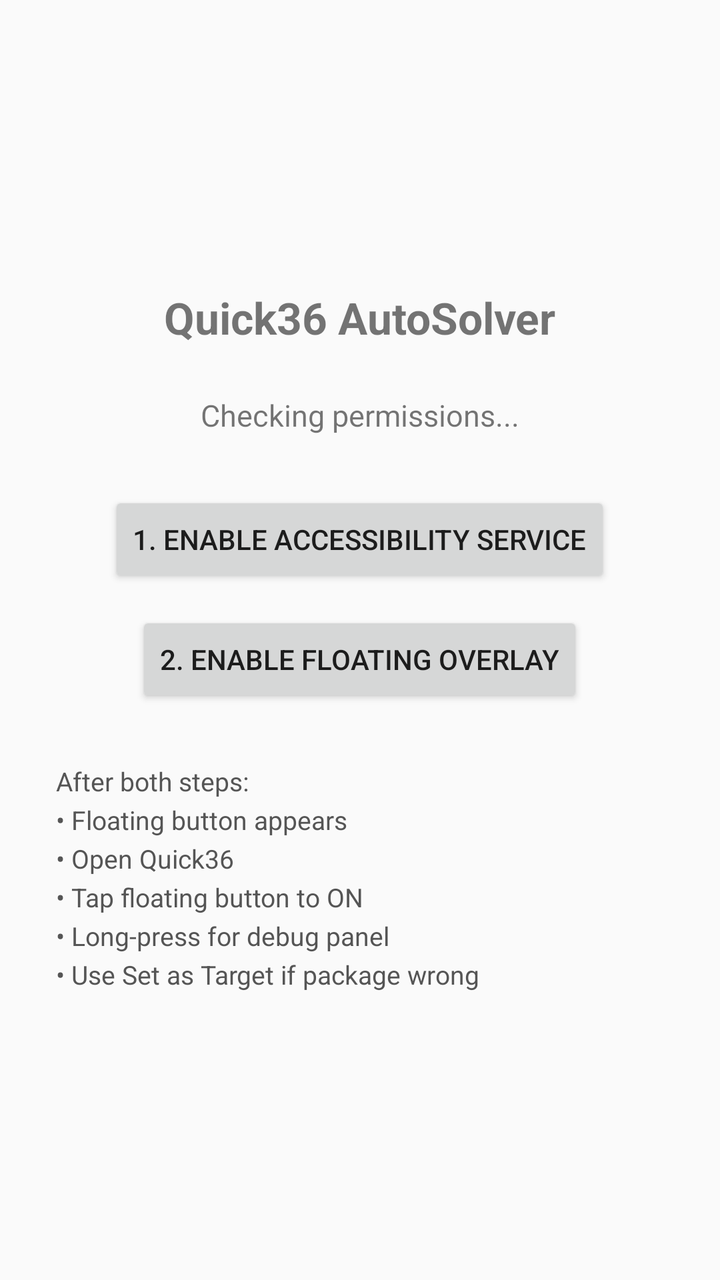
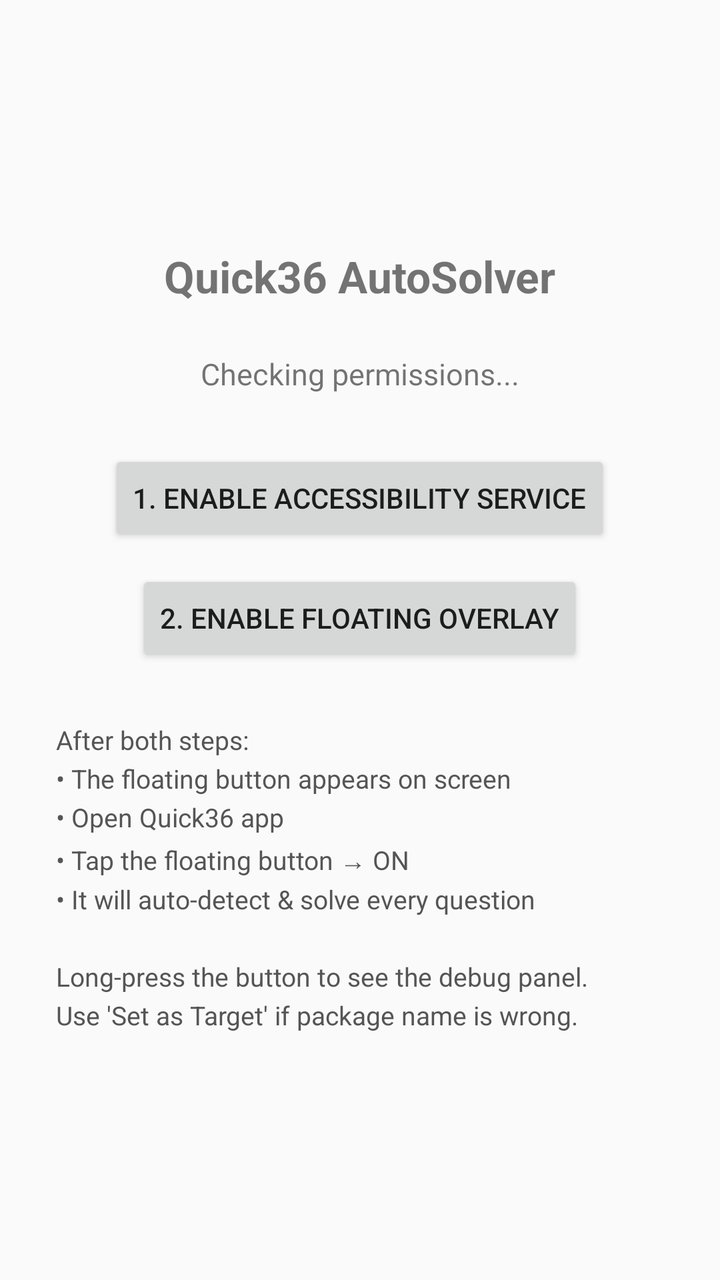

Compare the two renders of this Android layout. The source of the first and the diff that turns it into the second are given below.
<!-- AndroidManifest.xml: application theme Theme.AppCompat.Light -->
<!-- res/layout/activity_main.xml -->
<?xml version="1.0" encoding="utf-8"?>
<LinearLayout xmlns:android="http://schemas.android.com/apk/res/android"
    android:layout_width="match_parent"
    android:layout_height="match_parent"
    android:gravity="center"
    android:orientation="vertical"
    android:padding="28dp">

    <TextView
        android:layout_width="wrap_content"
        android:layout_height="wrap_content"
        android:text="Quick36 AutoSolver"
        android:textSize="22sp"
        android:textStyle="bold"
        android:layout_marginBottom="24dp" />

    <TextView
        android:id="@+id/statusText"
        android:layout_width="wrap_content"
        android:layout_height="wrap_content"
        android:textSize="15sp"
        android:lineSpacingExtra="4dp"
        android:text="Checking permissions..." />

    <Button
        android:id="@+id/openSettingsBtn"
        android:layout_width="wrap_content"
        android:layout_height="wrap_content"
        android:layout_marginTop="28dp"
        android:text="1. Enable Accessibility Service" />

    <Button
        android:id="@+id/enableOverlayBtn"
        android:layout_width="wrap_content"
        android:layout_height="wrap_content"
        android:layout_marginTop="12dp"
        android:text="2. Enable Floating Overlay" />

    <TextView
        android:layout_width="match_parent"
        android:layout_height="wrap_content"
        android:layout_marginTop="28dp"
        android:textSize="13sp"
        android:lineSpacingExtra="4dp"
        android:textColor="#555555"
        android:text="After both steps:\n• Floating button appears\n• Open Quick36\n• Tap floating button to ON\n• Long-press for debug panel\n• Use Set as Target if package wrong" />

</LinearLayout>
<!-- resources referenced by this layout -->
<resources>

</resources>

<!-- the commit's change to res/layout/activity_main.xml (unified diff, before → after) -->
@@ -43,6 +43,6 @@
         android:textSize="13sp"
         android:lineSpacingExtra="4dp"
         android:textColor="#555555"
-        android:text="After both steps:\n• Floating button appears\n• Open Quick36\n• Tap floating button to ON\n• Long-press for debug panel\n• Use Set as Target if package wrong" />
+        android:text="After both steps:\n• The floating button appears on screen\n• Open Quick36 app\n• Tap the floating button → ON\n• It will auto-detect &amp; solve every question\n\nLong-press the button to see the debug panel.\nUse 'Set as Target' if package name is wrong." />
 
 </LinearLayout>
